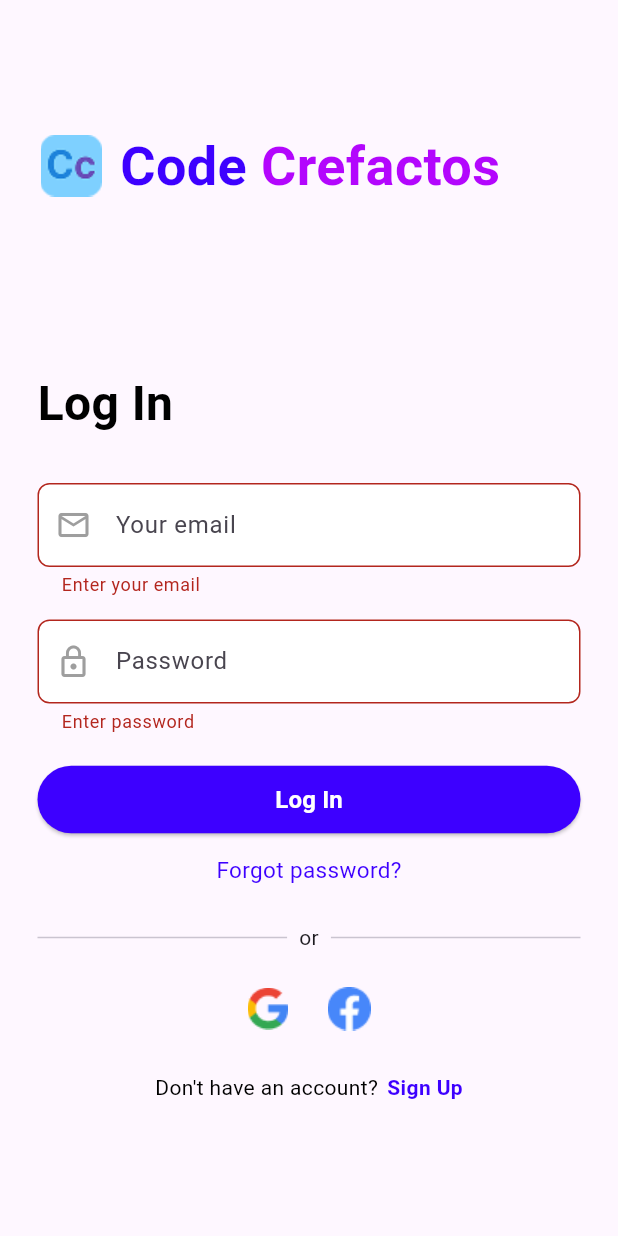
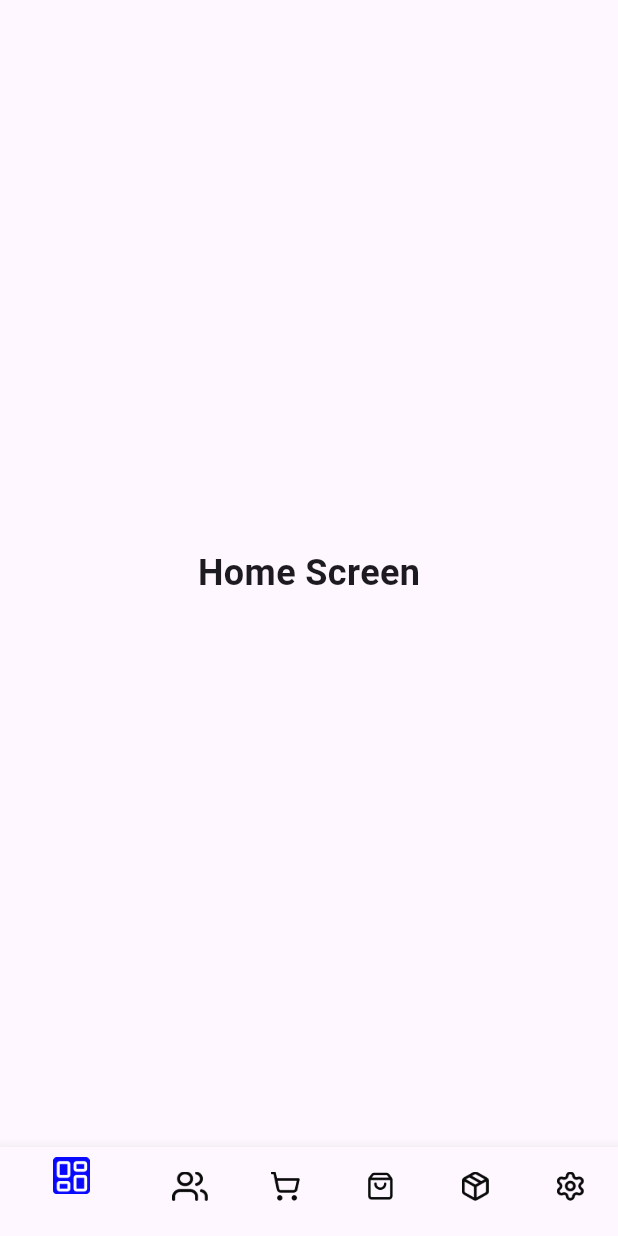
Before and after one commit to mo7amed-tarek/-graduation-_project, a Flutter app: the screen it shows after launch, after a tap on "Log In", on a phone screen of 412 x 824 dp. Run offline on Flutter 3.47's test engine with Material 3 defaults, Android fonts, the phone set to English and light mode, and no system bars; our stand-ins replace flutter_screenutil.

Commit message:
layout commit

```diff
--- a/codecrefactos/lib/viewmodels/login_viewmodel.dart
+++ b/codecrefactos/lib/viewmodels/login_viewmodel.dart
@@ -15,7 +15,6 @@ class LoginViewModel with ChangeNotifier {
     if (value.length < 6) return "Password must be 6+ chars";
     return null;
   }
-
   void login() {
     // call API
   }
--- /dev/null
+++ b/codecrefactos/lib/views/home.dart
@@ -0,0 +1,17 @@
+import 'package:flutter/material.dart';
+
+class Home extends StatelessWidget {
+  const Home({super.key});
+
+  @override
+  Widget build(BuildContext context) {
+    return Scaffold(
+      body: Center(
+        child: Text(
+          "Home Screen",
+          style: TextStyle(fontSize: 24, fontWeight: FontWeight.bold),
+        ),
+      ),
+    );
+  }
+}
--- /dev/null
+++ b/codecrefactos/lib/views/layout.dart
@@ -0,0 +1,134 @@
+import 'package:codecrefactos/views/home.dart';
+import 'package:codecrefactos/views/profile.dart';
+import 'package:flutter/material.dart';
+import 'package:flutter_screenutil/flutter_screenutil.dart';
+
+class Layout extends StatefulWidget {
+  const Layout({super.key});
+
+  @override
+  State<Layout> createState() => _LayoutState();
+}
+
+class _LayoutState extends State<Layout> {
+  int selectedIndex = 0;
+
+  final List<Widget> pages = [
+   Home(),
+    Profile(),
+    Home(),
+    Profile(),
+    Home(),
+    Profile(),
+  ];
+
+  List<String> icons = [
+    "assets/bottomNavigationBar/home1.png",
+    "assets/bottomNavigationBar/person1.png",
+    "assets/bottomNavigationBar/bick1.png",
+    "assets/bottomNavigationBar/Icon1.png",
+    "assets/bottomNavigationBar/Group.png",
+    "assets/bottomNavigationBar/setting1.png"
+  ];
+
+  List<String> selectedIcons = [
+    "assets/bottomNavigationBar/Untitled.png",
+    "assets/bottomNavigationBar/Untitled2.png",
+    "assets/bottomNavigationBar/bick1.png",
+    "assets/bottomNavigationBar/Icon1.png",
+    "assets/bottomNavigationBar/Group.png",
+    "assets/bottomNavigationBar/setting1.png"
+  ];
+  @override
+  Widget build(BuildContext context) {
+    return Scaffold(
+      backgroundColor: Colors.grey[100],
+
+      body: pages[selectedIndex],
+
+      bottomNavigationBar: BottomNavigationBar(
+
+
+        onTap: (index){
+            setState(() {
+              selectedIndex = index;
+            });
+
+
+        },
+        currentIndex: selectedIndex,
+
+          items: [
+
+        BottomNavigationBarItem(
+          activeIcon: Image.asset(selectedIcons[0], fit: BoxFit.contain,
+            height: 25.h,),
+          icon: Image.asset(
+            icons[0],
+            fit: BoxFit.contain,
+            height: 20.h,
+          ),
+          label: '',
+        ),
+        BottomNavigationBarItem(
+          activeIcon: Image.asset(selectedIcons[1], fit: BoxFit.contain,
+            height:25.h,),
+
+          icon: Image.asset(
+            icons[1],
+
+            fit: BoxFit.contain,
+            height: 20.h,
+          ),
+          label: '',
+        ),
+        BottomNavigationBarItem(
+          activeIcon: Image.asset(selectedIcons[2], fit: BoxFit.contain,
+            height: 25.h,),
+
+          icon: Image.asset(
+            icons[2],
+            fit: BoxFit.contain,
+            height: 20.h,
+          ),
+          label: '',
+        ),
+        BottomNavigationBarItem(
+          activeIcon: Image.asset(selectedIcons[3], fit: BoxFit.contain,
+            height: 25.h,),
+
+          icon: Image.asset(
+            icons[3],
+            fit: BoxFit.contain,
+            height: 20.h,
+          ),
+          label: '',
+        ),
+        BottomNavigationBarItem(
+          activeIcon: Image.asset(selectedIcons[4], fit: BoxFit.contain,
+            height: 25.h,),
+
+          icon: Image.asset(
+            icons[4],
+            fit: BoxFit.contain,
+            height: 20.h,
+          ),
+          label: '',
+        ),
+        BottomNavigationBarItem(
+          activeIcon: Image.asset(selectedIcons[5], fit: BoxFit.contain,
+            height: 25.h,),
+
+          icon: Image.asset(
+            icons[5],
+            fit: BoxFit.contain,
+            height: 20.h,
+          ),
+          label: '',
+        ),
+      ]),
+
+    );
+  }
+
+}
--- a/codecrefactos/lib/views/login_screen.dart
+++ b/codecrefactos/lib/views/login_screen.dart
@@ -1,6 +1,7 @@
 import 'package:codecrefactos/resources/color_manager.dart';
 import 'package:codecrefactos/resources/text_manager.dart';
 import 'package:codecrefactos/viewmodels/login_viewmodel.dart';
+import 'package:codecrefactos/views/layout.dart';
 import 'package:codecrefactos/views/register_screen.dart';
 import 'package:codecrefactos/widgets/custom_text_field.dart';
 import 'package:flutter/material.dart';
@@ -87,13 +88,15 @@ class LoginScreen extends StatelessWidget {
               const SizedBox(height: 20),
 
               ElevatedButton(
-                onPressed: () {
-                  if (_formKey.currentState!.validate()) vm.login();
-                },
+
                 style: ElevatedButton.styleFrom(
                   backgroundColor: ColorManager.primary,
                   minimumSize: const Size(double.infinity, 45),
                 ),
+                onPressed: () {
+                  if (_formKey.currentState!.validate()) vm.login();
+                  Navigator.pushReplacement(context, MaterialPageRoute(builder: (c)=>Layout()));
+                },
                 child: Text(
                   TextManager.login,
                   style: const TextStyle(
--- /dev/null
+++ b/codecrefactos/lib/views/profile.dart
@@ -0,0 +1,17 @@
+import 'package:flutter/material.dart';
+
+class Profile extends StatelessWidget {
+  const Profile({super.key});
+
+  @override
+  Widget build(BuildContext context) {
+    return Scaffold(
+      body: Center(
+        child: Text(
+          "Profile Screen",
+          style: TextStyle(fontSize: 24, fontWeight: FontWeight.bold),
+        ),
+      ),
+    );
+  }
+}
--- a/codecrefactos/pubspec.yaml
+++ b/codecrefactos/pubspec.yaml
@@ -25,6 +25,7 @@ flutter:
 
   assets:
     - assets/
+    - assets/bottomNavigationBar/
 
   # - assets/images/a_dot_burr.jpeg
   # - assets/images/a_dot_ham.jpeg
```
Also changed, not shown: codecrefactos/assets/bottomNavigationBar/Group.png (added), codecrefactos/assets/bottomNavigationBar/Icon1.png (added), codecrefactos/assets/bottomNavigationBar/Untitled.png (added), codecrefactos/assets/bottomNavigationBar/Untitled2.png (added), codecrefactos/assets/bottomNavigationBar/bick1.png (added), codecrefactos/assets/bottomNavigationBar/home1.png (added), codecrefactos/assets/bottomNavigationBar/person1.png (added), codecrefactos/assets/bottomNavigationBar/setting1.png (added).
